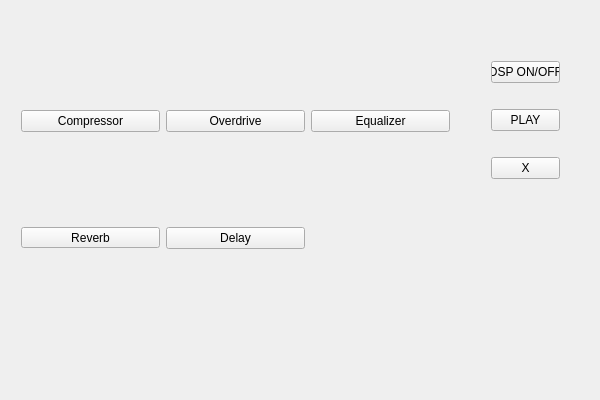
Old version of the form CrimsonGUI/mainwindow.ui in the repository eduardosacco/crimsonfx.
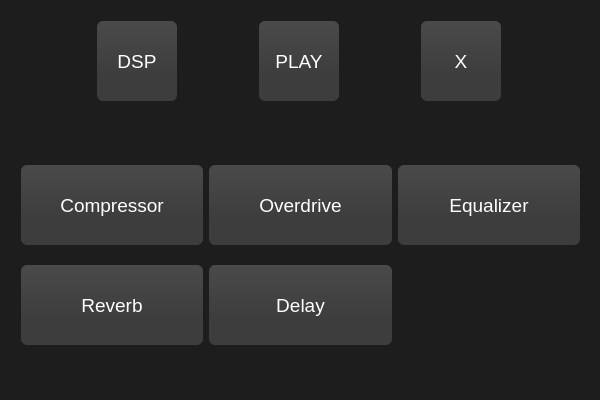
New version of the form.

```diff
--- a/CrimsonGUI/mainwindow.ui
+++ b/CrimsonGUI/mainwindow.ui
@@ -13,14 +13,43 @@
   <property name="windowTitle">
    <string>MainWindow</string>
   </property>
+  <property name="styleSheet">
+   <string notr="true">QMainWindow{
+background-color:#1d1d1d;
+}
+QDial{
+background-color: #4a4a4a;
+}
+QPushButton {
+font:14pt;
+font-family:Segoe UI;
+color:#fff;
+border: 0px;
+border-radius: 6px;      
+background-color: qlineargradient(x1: 0, y1: 0, x2: 0, y2: 0.67,  stop: 0 #4a4a4a, stop: 1 #3d3d3d);
+}
+ QPushButton:pressed {
+font:14pt;
+font-family:Segoe UI;
+color:#fff;
+border: 0px;
+background-color: qlineargradient(x1: 0, y1: 0, x2: 0, y2: 0.67, stop: 0 #3d3d3d, stop: 1 #303030);
+}
+QLabel{
+font:14pt;
+font-family:Segoe UI;
+color:#fff;
+qproperty-alignment:AlignCenter;
+}</string>
+  </property>
   <widget class="QWidget" name="centralWidget">
    <widget class="QWidget" name="gridLayoutWidget">
     <property name="geometry">
      <rect>
       <x>10</x>
-      <y>10</y>
-      <width>451</width>
-      <height>341</height>
+      <y>140</y>
+      <width>581</width>
+      <height>231</height>
      </rect>
     </property>
     <layout class="QGridLayout" name="gridLayout">
@@ -32,6 +61,12 @@
          <verstretch>0</verstretch>
         </sizepolicy>
        </property>
+       <property name="minimumSize">
+        <size>
+         <width>80</width>
+         <height>80</height>
+        </size>
+       </property>
        <property name="text">
         <string>Equalizer</string>
        </property>
@@ -45,6 +80,12 @@
          <verstretch>0</verstretch>
         </sizepolicy>
        </property>
+       <property name="minimumSize">
+        <size>
+         <width>80</width>
+         <height>80</height>
+        </size>
+       </property>
        <property name="text">
         <string>Compressor</string>
        </property>
@@ -58,6 +99,12 @@
          <verstretch>0</verstretch>
         </sizepolicy>
        </property>
+       <property name="minimumSize">
+        <size>
+         <width>80</width>
+         <height>80</height>
+        </size>
+       </property>
        <property name="text">
         <string>Delay</string>
        </property>
@@ -71,19 +118,31 @@
          <verstretch>0</verstretch>
         </sizepolicy>
        </property>
+       <property name="minimumSize">
+        <size>
+         <width>80</width>
+         <height>80</height>
+        </size>
+       </property>
        <property name="text">
         <string>Overdrive</string>
        </property>
       </widget>
      </item>
      <item row="1" column="0">
-      <widget class="QToolButton" name="pBtnFx4">
+      <widget class="QPushButton" name="pBtnFx4">
        <property name="sizePolicy">
         <sizepolicy hsizetype="Minimum" vsizetype="Fixed">
          <horstretch>0</horstretch>
          <verstretch>0</verstretch>
         </sizepolicy>
        </property>
+       <property name="minimumSize">
+        <size>
+         <width>80</width>
+         <height>80</height>
+        </size>
+       </property>
        <property name="text">
         <string>Reverb</string>
        </property>
@@ -94,22 +153,46 @@
    <widget class="QWidget" name="verticalLayoutWidget">
     <property name="geometry">
      <rect>
-      <x>480</x>
-      <y>30</y>
-      <width>91</width>
-      <height>181</height>
+      <x>10</x>
+      <y>10</y>
+      <width>581</width>
+      <height>101</height>
      </rect>
     </property>
-    <layout class="QVBoxLayout" name="verticalLayout">
+    <layout class="QHBoxLayout" name="horizontalLayout">
      <item>
       <widget class="QPushButton" name="pBtnDSPOnOff">
+       <property name="sizePolicy">
+        <sizepolicy hsizetype="Fixed" vsizetype="Fixed">
+         <horstretch>0</horstretch>
+         <verstretch>0</verstretch>
+        </sizepolicy>
+       </property>
+       <property name="minimumSize">
+        <size>
+         <width>80</width>
+         <height>80</height>
+        </size>
+       </property>
        <property name="text">
-        <string>DSP ON/OFF</string>
+        <string>DSP</string>
        </property>
       </widget>
      </item>
      <item>
       <widget class="QPushButton" name="pushButton_2">
+       <property name="sizePolicy">
+        <sizepolicy hsizetype="Fixed" vsizetype="Fixed">
+         <horstretch>0</horstretch>
+         <verstretch>0</verstretch>
+        </sizepolicy>
+       </property>
+       <property name="minimumSize">
+        <size>
+         <width>80</width>
+         <height>80</height>
+        </size>
+       </property>
        <property name="text">
         <string>PLAY</string>
        </property>
@@ -117,6 +200,18 @@
      </item>
      <item>
       <widget class="QPushButton" name="pBtnExit">
+       <property name="sizePolicy">
+        <sizepolicy hsizetype="Fixed" vsizetype="Fixed">
+         <horstretch>0</horstretch>
+         <verstretch>0</verstretch>
+        </sizepolicy>
+       </property>
+       <property name="minimumSize">
+        <size>
+         <width>80</width>
+         <height>80</height>
+        </size>
+       </property>
        <property name="text">
         <string>X</string>
        </property>
```
Left out of the diff: 2 changed lines with no effect on the pictures.
